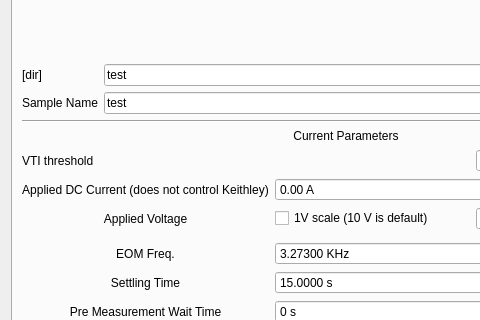
This is VecMagSagnac_control/custom_inputs/sagnac_gui_HeterodynePhiSweep.ui in OrionSmedley/SagnacOperatingSys as Qt 5 draws it before an edit; both pictures show x 0 to 480 and y 279 to 599 of the 692 by 968 pixel window. The edited form follows.
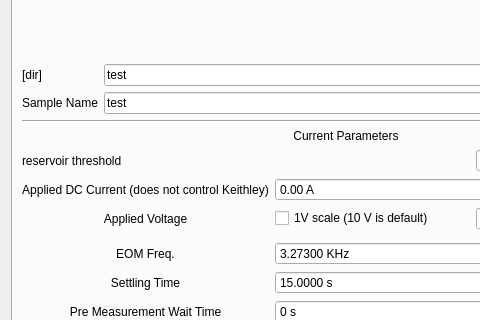
This is the edited form.

```diff
--- a/VecMagSagnac_control/custom_inputs/sagnac_gui_HeterodynePhiSweep.ui
+++ b/VecMagSagnac_control/custom_inputs/sagnac_gui_HeterodynePhiSweep.ui
@@ -525,7 +525,7 @@
          <item row="2" column="0">
           <widget class="QLabel" name="label">
            <property name="text">
-            <string>VTI threshold</string>
+            <string>reservoir threshold</string>
            </property>
           </widget>
          </item>
```
Left out of the diff: 2 changed lines with no effect on the pictures.
